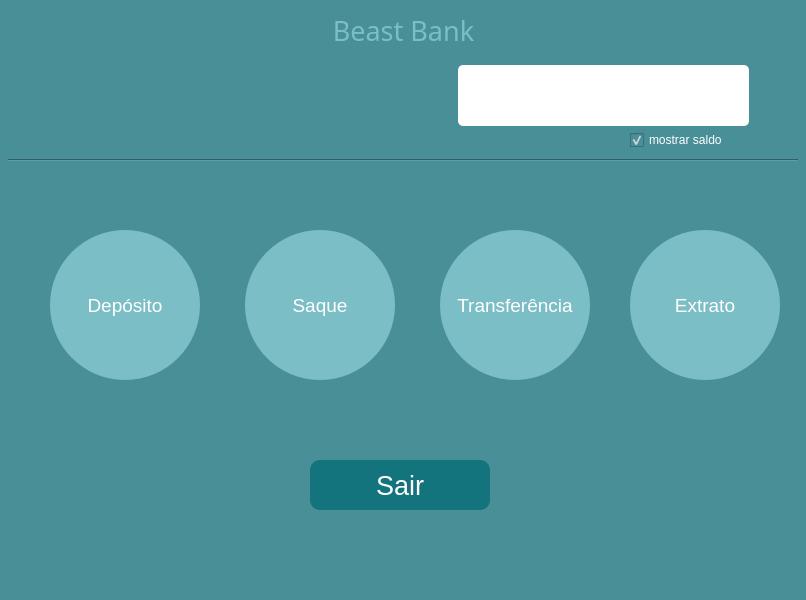
The window that banco/ui/4_account_painel.ui (JoaoVitorMoreiraPassos/Banco_POO2) describes before a commit, drawn with Qt 5.
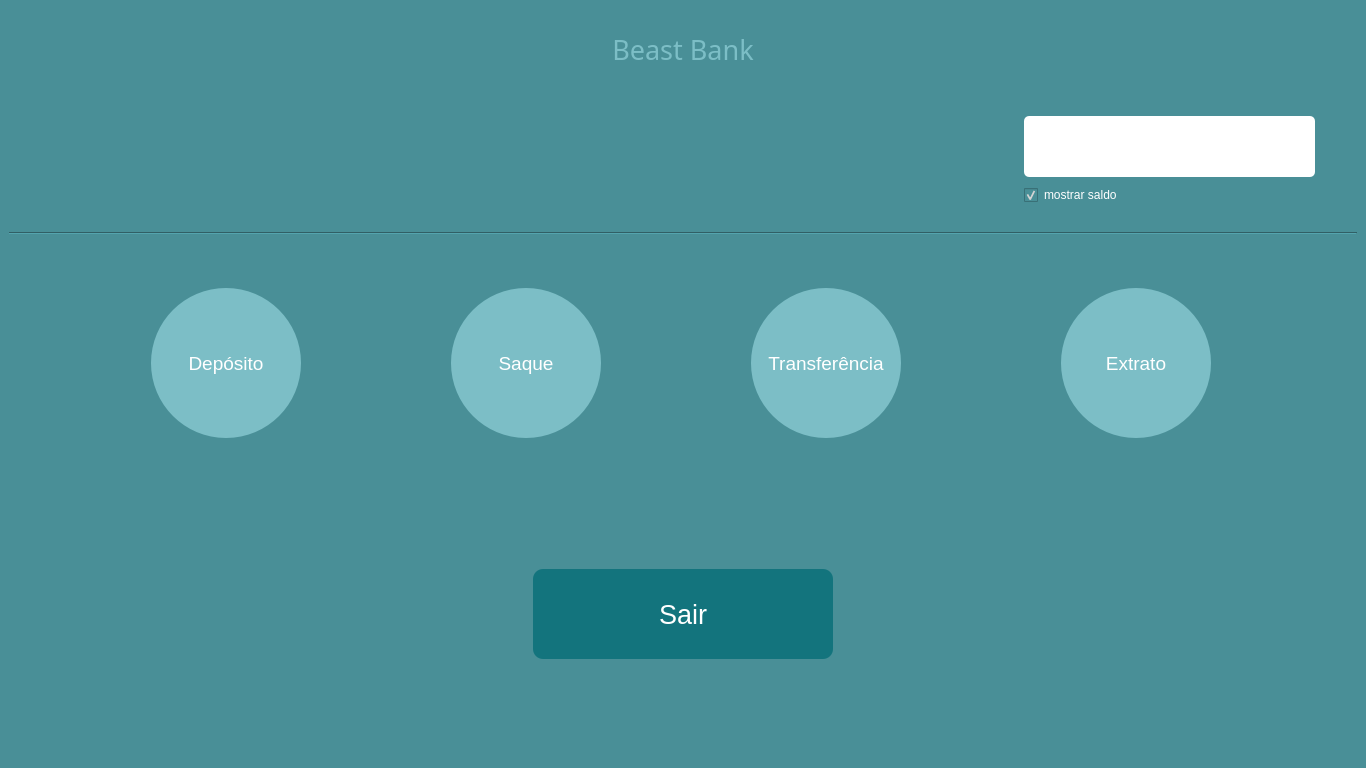
The same window after the commit. Icons and pictures are not drawn.

Commit message: Implementação do grid layout e pequenas modificações nas telas

The edit to the form file:
```diff
--- a/banco/ui/4_account_painel.ui
+++ b/banco/ui/4_account_painel.ui
@@ -6,8 +6,8 @@
    <rect>
     <x>0</x>
     <y>0</y>
-    <width>806</width>
-    <height>600</height>
+    <width>1366</width>
+    <height>768</height>
    </rect>
   </property>
   <property name="contextMenuPolicy">
@@ -25,171 +25,137 @@
    <enum>QTabWidget::Rounded</enum>
   </property>
   <widget class="QWidget" name="centralwidget">
-   <widget class="QPushButton" name="deposito_back">
-    <property name="geometry">
-     <rect>
-      <x>50</x>
-      <y>230</y>
-      <width>150</width>
-      <height>150</height>
-     </rect>
-    </property>
-    <property name="font">
-     <font>
-      <family>Ubuntu</family>
-      <pointsize>14</pointsize>
-     </font>
-    </property>
-    <property name="cursor">
-     <cursorShape>PointingHandCursor</cursorShape>
-    </property>
+   <layout class="QGridLayout" name="gridLayout_2">
+    <item row="1" column="0">
+     <widget class="QFrame" name="frame">
+      <property name="maximumSize">
+       <size>
+        <width>16777215</width>
+        <height>131</height>
+       </size>
+      </property>
     <property name="styleSheet">
-     <string notr="true">QPushButton {
-
-	background-color: #7cbec6;
-	color: #fff;
-	border-radius: 75px;
-}
-
-QPushButton:hover{
-	background-color: rgb(140, 214, 223);
-	border: 10px groove rgb(140, 214, 223);
-}</string>
-    </property>
-    <property name="text">
-     <string/>
-    </property>
-    <property name="icon">
-     <iconset theme="icones/to_left.png">
-      <normaloff>../../../../../../.designer/backup</normaloff>../../../../../../.designer/backup</iconset>
-    </property>
-   </widget>
-   <widget class="QPushButton" name="extrato_back">
-    <property name="geometry">
-     <rect>
-      <x>630</x>
-      <y>230</y>
-      <width>150</width>
-      <height>150</height>
-     </rect>
-    </property>
-    <property name="font">
-     <font>
-      <family>Ubuntu</family>
-      <pointsize>14</pointsize>
-     </font>
-    </property>
-    <property name="cursor">
-     <cursorShape>PointingHandCursor</cursorShape>
-    </property>
-    <property name="styleSheet">
-     <string notr="true">QPushButton {
-
-	background-color: #7cbec6;
-	color: #fff;
-	border-radius: 75px;
-}
-
-QPushButton:hover{
-	background-color: rgb(140, 214, 223);
-	border: 10px groove rgb(140, 214, 223);
-}</string>
-    </property>
-    <property name="text">
-     <string/>
-    </property>
-   </widget>
-   <widget class="QPushButton" name="transferencia_back">
-    <property name="geometry">
-     <rect>
-      <x>440</x>
-      <y>230</y>
-      <width>150</width>
-      <height>150</height>
-     </rect>
-    </property>
+       <string notr="true">border-bottom: 1px;
+border-top: 0px;
+border-left: 0px;
+border-right: 0px</string>
+      </property>
+      <property name="frameShape">
+       <enum>QFrame::StyledPanel</enum>
+      </property>
+      <property name="frameShadow">
+       <enum>QFrame::Raised</enum>
+      </property>
+      <layout class="QGridLayout" name="gridLayout">
+       <item row="0" column="0">
+        <widget class="QWidget" name="widget" native="true">
+         <property name="minimumSize">
+          <size>
+           <width>300</width>
+           <height>111</height>
+          </size>
+         </property>
+         <property name="maximumSize">
+          <size>
+           <width>300</width>
+           <height>16777215</height>
+          </size>
+         </property>
+         <layout class="QGridLayout" name="gridLayout_3">
+          <item row="0" column="0">
+           <widget class="QLabel" name="tipo">
+            <property name="minimumSize">
+             <size>
+              <width>181</width>
+              <height>31</height>
+             </size>
+            </property>
+            <property name="maximumSize">
+             <size>
+              <width>181</width>
+              <height>31</height>
+             </size>
+            </property>
     <property name="font">
      <font>
-      <family>Ubuntu</family>
-      <pointsize>14</pointsize>
-     </font>
-    </property>
-    <property name="cursor">
-     <cursorShape>PointingHandCursor</cursorShape>
-    </property>
+              <pointsize>17</pointsize>
+             </font>
+            </property>
     <property name="styleSheet">
-     <string notr="true">QPushButton {
-
-	background-color: #7cbec6;
-	color: #fff;
-	border-radius: 75px;
-}
-
-QPushButton:hover{
-	background-color: rgb(140, 214, 223);
-	border: 10px groove rgb(140, 214, 223);
-}</string>
+             <string notr="true">color: #fff;</string>
     </property>
     <property name="text">
      <string/>
     </property>
-   </widget>
-   <widget class="QPushButton" name="saque_back">
-    <property name="geometry">
-     <rect>
-      <x>245</x>
-      <y>230</y>
-      <width>150</width>
-      <height>150</height>
-     </rect>
-    </property>
+            <property name="alignment">
+             <set>Qt::AlignCenter</set>
+            </property>
+           </widget>
+          </item>
+          <item row="1" column="0">
+           <widget class="QLabel" name="numero">
+            <property name="minimumSize">
+             <size>
+              <width>181</width>
+              <height>31</height>
+             </size>
+            </property>
+            <property name="maximumSize">
+             <size>
+              <width>181</width>
+              <height>31</height>
+             </size>
+            </property>
     <property name="font">
      <font>
-      <family>Ubuntu</family>
       <pointsize>14</pointsize>
      </font>
     </property>
-    <property name="cursor">
-     <cursorShape>PointingHandCursor</cursorShape>
+            <property name="layoutDirection">
+             <enum>Qt::RightToLeft</enum>
     </property>
     <property name="styleSheet">
-     <string notr="true">QPushButton {
-
-	background-color: #7cbec6;
-	color: #fff;
-	border-radius: 75px;
-}
-
-QPushButton:hover{
-	background-color: rgb(140, 214, 223);
-	border: 10px groove rgb(140, 214, 223);
-}</string>
+             <string notr="true">color: #fff;</string>
     </property>
     <property name="text">
      <string/>
     </property>
-   </widget>
-   <widget class="QLabel" name="label">
-    <property name="geometry">
-     <rect>
-      <x>550</x>
-      <y>0</y>
-      <width>72</width>
-      <height>19</height>
-     </rect>
-    </property>
-    <property name="text">
-     <string/>
-    </property>
-   </widget>
+            <property name="alignment">
+             <set>Qt::AlignCenter</set>
+            </property>
+           </widget>
+          </item>
+         </layout>
+        </widget>
+       </item>
+       <item row="0" column="2">
+        <widget class="QWidget" name="widget_2" native="true">
+         <property name="minimumSize">
+          <size>
+           <width>356</width>
+           <height>111</height>
+          </size>
+         </property>
+         <property name="maximumSize">
+          <size>
+           <width>356</width>
+           <height>111</height>
+          </size>
+         </property>
+         <layout class="QGridLayout" name="gridLayout_4">
+          <item row="0" column="0">
    <widget class="QLineEdit" name="saldo">
-    <property name="geometry">
-     <rect>
-      <x>458</x>
-      <y>65</y>
+            <property name="minimumSize">
+             <size>
       <width>291</width>
       <height>61</height>
-     </rect>
+             </size>
+            </property>
+            <property name="maximumSize">
+             <size>
+              <width>291</width>
+              <height>61</height>
+             </size>
     </property>
     <property name="styleSheet">
      <string notr="true">background-color: #fff;
@@ -210,14 +176,84 @@
      <bool>true</bool>
     </property>
    </widget>
+          </item>
+          <item row="1" column="0">
+           <widget class="QCheckBox" name="checkBox">
+            <property name="minimumSize">
+             <size>
+              <width>121</width>
+              <height>20</height>
+             </size>
+            </property>
+            <property name="maximumSize">
+             <size>
+              <width>121</width>
+              <height>20</height>
+             </size>
+            </property>
+            <property name="cursor">
+             <cursorShape>PointingHandCursor</cursorShape>
+            </property>
+            <property name="styleSheet">
+             <string notr="true">background-color: #498f97;
+color: white;</string>
+            </property>
+            <property name="text">
+             <string>mostrar saldo</string>
+            </property>
+            <property name="checked">
+             <bool>true</bool>
+            </property>
+            <property name="tristate">
+             <bool>false</bool>
+            </property>
+           </widget>
+          </item>
+         </layout>
+        </widget>
+       </item>
+       <item row="0" column="1">
+        <widget class="QFrame" name="frame_4">
+         <property name="styleSheet">
+          <string notr="true">border: 0px
+</string>
+         </property>
+         <property name="frameShape">
+          <enum>QFrame::StyledPanel</enum>
+         </property>
+         <property name="frameShadow">
+          <enum>QFrame::Raised</enum>
+         </property>
+        </widget>
+       </item>
+      </layout>
+     </widget>
+    </item>
+    <item row="4" column="0">
+     <widget class="QFrame" name="frame_2">
+      <property name="styleSheet">
+       <string notr="true">border: 0px</string>
+      </property>
+      <property name="frameShape">
+       <enum>QFrame::StyledPanel</enum>
+      </property>
+      <property name="frameShadow">
+       <enum>QFrame::Raised</enum>
+      </property>
+      <layout class="QGridLayout" name="gridLayout_6">
+       <item row="0" column="0">
    <widget class="QPushButton" name="btn_sair">
-    <property name="geometry">
-     <rect>
-      <x>310</x>
-      <y>460</y>
-      <width>180</width>
-      <height>50</height>
-     </rect>
+         <property name="minimumSize">
+          <size>
+           <width>171</width>
+           <height>0</height>
+          </size>
+         </property>
+         <property name="maximumSize">
+          <size>
+           <width>300</width>
+           <height>90</height>
+          </size>
     </property>
     <property name="font">
      <font>
@@ -246,126 +282,41 @@
      <string>Sair</string>
     </property>
    </widget>
-   <widget class="Line" name="line">
-    <property name="geometry">
-     <rect>
-      <x>8</x>
-      <y>150</y>
-      <width>790</width>
-      <height>20</height>
-     </rect>
-    </property>
-    <property name="orientation">
-     <enum>Qt::Horizontal</enum>
-    </property>
-   </widget>
-   <widget class="QCheckBox" name="checkBox">
-    <property name="geometry">
-     <rect>
-      <x>630</x>
-      <y>130</y>
-      <width>121</width>
-      <height>20</height>
-     </rect>
-    </property>
-    <property name="cursor">
-     <cursorShape>PointingHandCursor</cursorShape>
-    </property>
+       </item>
+      </layout>
+     </widget>
+    </item>
+    <item row="3" column="0">
+     <widget class="QFrame" name="frame_option">
     <property name="styleSheet">
-     <string notr="true">background-color: #498f97;
-color: white;</string>
-    </property>
-    <property name="text">
-     <string>mostrar saldo</string>
-    </property>
-    <property name="checked">
-     <bool>true</bool>
-    </property>
-    <property name="tristate">
-     <bool>false</bool>
-    </property>
-   </widget>
-   <widget class="QLabel" name="tipo">
-    <property name="geometry">
-     <rect>
-      <x>58</x>
-      <y>55</y>
-      <width>181</width>
-      <height>31</height>
-     </rect>
-    </property>
-    <property name="font">
-     <font>
-      <pointsize>17</pointsize>
-     </font>
-    </property>
-    <property name="styleSheet">
-     <string notr="true">color: #fff;</string>
-    </property>
-    <property name="text">
-     <string/>
-    </property>
-    <property name="alignment">
-     <set>Qt::AlignCenter</set>
-    </property>
-   </widget>
-   <widget class="QLabel" name="numero">
-    <property name="geometry">
-     <rect>
-      <x>58</x>
-      <y>95</y>
-      <width>181</width>
-      <height>31</height>
-     </rect>
-    </property>
-    <property name="font">
-     <font>
-      <pointsize>14</pointsize>
-     </font>
-    </property>
-    <property name="layoutDirection">
-     <enum>Qt::RightToLeft</enum>
-    </property>
-    <property name="styleSheet">
-     <string notr="true">color: #fff;</string>
-    </property>
-    <property name="text">
-     <string/>
-    </property>
-    <property name="alignment">
-     <set>Qt::AlignCenter</set>
-    </property>
-   </widget>
-   <widget class="QLabel" name="label_2">
-    <property name="geometry">
-     <rect>
-      <x>333</x>
-      <y>15</y>
-      <width>141</width>
-      <height>31</height>
-     </rect>
-    </property>
-    <property name="font">
-     <font>
-      <family>Sawasdee</family>
-      <pointsize>20</pointsize>
-     </font>
-    </property>
-    <property name="styleSheet">
-     <string notr="true">color: #7cbec6;</string>
-    </property>
-    <property name="text">
-     <string>Beast Bank</string>
-    </property>
-    <property name="alignment">
-     <set>Qt::AlignCenter</set>
-    </property>
-   </widget>
+       <string notr="true">border: 0px</string>
+      </property>
+      <property name="frameShape">
+       <enum>QFrame::StyledPanel</enum>
+      </property>
+      <property name="frameShadow">
+       <enum>QFrame::Raised</enum>
+      </property>
+      <layout class="QGridLayout" name="gridLayout_5">
+       <item row="0" column="2">
+        <widget class="QWidget" name="widget_transf" native="true">
+         <property name="minimumSize">
+          <size>
+           <width>171</width>
+           <height>171</height>
+          </size>
+         </property>
+         <property name="maximumSize">
+          <size>
+           <width>171</width>
+           <height>171</height>
+          </size>
+         </property>
    <widget class="QLabel" name="img_transf">
     <property name="geometry">
      <rect>
-      <x>490</x>
-      <y>320</y>
+            <x>60</x>
+            <y>100</y>
       <width>50</width>
       <height>50</height>
      </rect>
@@ -376,13 +327,157 @@
     </property>
     <property name="text">
      <string/>
+          </property>
+         </widget>
+         <widget class="QPushButton" name="transferencia">
+          <property name="geometry">
+           <rect>
+            <x>10</x>
+            <y>10</y>
+            <width>150</width>
+            <height>150</height>
+           </rect>
+          </property>
+          <property name="font">
+           <font>
+            <family>Ubuntu</family>
+            <pointsize>14</pointsize>
+           </font>
+          </property>
+          <property name="cursor">
+           <cursorShape>PointingHandCursor</cursorShape>
+          </property>
+          <property name="styleSheet">
+           <string notr="true">QPushButton {
+	color: #fff;
+	background-color: rgba(200, 200, 200, 0);
+
+	border-radius: 75px;
+}
+
+QPushButton:hover{
+border: 10px groove rgb(140, 214, 223);
+}</string>
+          </property>
+          <property name="text">
+           <string>Transferência</string>
+          </property>
+         </widget>
+         <widget class="QPushButton" name="transferencia_back">
+          <property name="geometry">
+           <rect>
+            <x>10</x>
+            <y>10</y>
+            <width>150</width>
+            <height>150</height>
+           </rect>
+          </property>
+          <property name="font">
+           <font>
+            <family>Ubuntu</family>
+            <pointsize>14</pointsize>
+           </font>
+          </property>
+          <property name="cursor">
+           <cursorShape>PointingHandCursor</cursorShape>
+          </property>
+          <property name="styleSheet">
+           <string notr="true">QPushButton {
+
+	background-color: #7cbec6;
+	color: #fff;
+	border-radius: 75px;
+}
+
+QPushButton:hover{
+	background-color: rgb(140, 214, 223);
+	border: 10px groove rgb(140, 214, 223);
+}</string>
+          </property>
+          <property name="text">
+           <string/>
+          </property>
+         </widget>
+         <zorder>transferencia_back</zorder>
+         <zorder>img_transf</zorder>
+         <zorder>transferencia</zorder>
+        </widget>
+       </item>
+       <item row="0" column="0">
+        <widget class="QWidget" name="widget_dep" native="true">
+         <property name="minimumSize">
+          <size>
+           <width>171</width>
+           <height>171</height>
+          </size>
+         </property>
+         <property name="maximumSize">
+          <size>
+           <width>171</width>
+           <height>171</height>
+          </size>
+         </property>
+         <widget class="QLabel" name="img_dep">
+          <property name="geometry">
+           <rect>
+            <x>60</x>
+            <y>100</y>
+            <width>50</width>
+            <height>50</height>
+           </rect>
+          </property>
+          <property name="styleSheet">
+           <string notr="true">border-radius:20px;
+background-color: rgba(191, 64, 64, 0)</string>
+          </property>
+          <property name="text">
+           <string/>
+          </property>
+         </widget>
+         <widget class="QPushButton" name="deposito_back">
+          <property name="geometry">
+           <rect>
+            <x>10</x>
+            <y>10</y>
+            <width>150</width>
+            <height>150</height>
+           </rect>
+          </property>
+          <property name="font">
+           <font>
+            <family>Ubuntu</family>
+            <pointsize>14</pointsize>
+           </font>
+          </property>
+          <property name="cursor">
+           <cursorShape>PointingHandCursor</cursorShape>
+          </property>
+          <property name="styleSheet">
+           <string notr="true">QPushButton {
+
+	background-color: #7cbec6;
+	color: #fff;
+	border-radius: 75px;
+}
+
+QPushButton:hover{
+	background-color: rgb(140, 214, 223);
+	border: 10px groove rgb(140, 214, 223);
+}</string>
+          </property>
+          <property name="text">
+           <string/>
+          </property>
+          <property name="icon">
+           <iconset theme="icones/to_left.png">
+            <normaloff>../../../../../../.designer/backup</normaloff>../../../../../../.designer/backup</iconset>
     </property>
    </widget>
    <widget class="QPushButton" name="deposito">
     <property name="geometry">
      <rect>
-      <x>50</x>
-      <y>230</y>
+            <x>10</x>
+            <y>10</y>
       <width>150</width>
       <height>150</height>
      </rect>
@@ -412,32 +507,46 @@
      <string>Depósito</string>
     </property>
    </widget>
-   <widget class="QLabel" name="img_extrato">
-    <property name="geometry">
-     <rect>
-      <x>680</x>
-      <y>320</y>
-      <width>50</width>
-      <height>50</height>
-     </rect>
-    </property>
-    <property name="styleSheet">
-     <string notr="true">background-color: rgba(191, 64, 64, 0);
-border-radius:20px</string>
-    </property>
-    <property name="text">
-     <string/>
-    </property>
-   </widget>
+         <zorder>deposito_back</zorder>
+         <zorder>img_dep</zorder>
+         <zorder>deposito</zorder>
+        </widget>
+       </item>
+       <item row="0" column="1">
+        <widget class="QWidget" name="widget_saque" native="true">
+         <property name="minimumSize">
+          <size>
+           <width>171</width>
+           <height>171</height>
+          </size>
+         </property>
+         <property name="maximumSize">
+          <size>
+           <width>171</width>
+           <height>171</height>
+          </size>
+         </property>
    <widget class="QLabel" name="img_saque">
     <property name="geometry">
      <rect>
-      <x>295</x>
-      <y>320</y>
+            <x>60</x>
+            <y>100</y>
       <width>50</width>
       <height>50</height>
      </rect>
     </property>
+          <property name="minimumSize">
+           <size>
+            <width>50</width>
+            <height>50</height>
+           </size>
+          </property>
+          <property name="maximumSize">
+           <size>
+            <width>50</width>
+            <height>50</height>
+           </size>
+          </property>
     <property name="styleSheet">
      <string notr="true">border-radius:20px;
 background-color: rgba(191, 64, 64, 0)</string>
@@ -446,18 +555,48 @@
      <string/>
     </property>
    </widget>
-   <widget class="QLabel" name="img_dep">
+         <widget class="QPushButton" name="saque_back">
     <property name="geometry">
      <rect>
-      <x>100</x>
-      <y>320</y>
-      <width>50</width>
-      <height>50</height>
-     </rect>
-    </property>
+            <x>10</x>
+            <y>10</y>
+            <width>150</width>
+            <height>150</height>
+           </rect>
+          </property>
+          <property name="minimumSize">
+           <size>
+            <width>150</width>
+            <height>150</height>
+           </size>
+          </property>
+          <property name="maximumSize">
+           <size>
+            <width>150</width>
+            <height>150</height>
+           </size>
+          </property>
+          <property name="font">
+           <font>
+            <family>Ubuntu</family>
+            <pointsize>14</pointsize>
+           </font>
+          </property>
+          <property name="cursor">
+           <cursorShape>PointingHandCursor</cursorShape>
+          </property>
     <property name="styleSheet">
-     <string notr="true">border-radius:20px;
-background-color: rgba(191, 64, 64, 0)</string>
+           <string notr="true">QPushButton {
+
+	background-color: #7cbec6;
+	color: #fff;
+	border-radius: 75px;
+}
+
+QPushButton:hover{
+	background-color: rgb(140, 214, 223);
+	border: 10px groove rgb(140, 214, 223);
+}</string>
     </property>
     <property name="text">
      <string/>
@@ -466,12 +605,24 @@
    <widget class="QPushButton" name="saque">
     <property name="geometry">
      <rect>
-      <x>245</x>
-      <y>230</y>
+            <x>10</x>
+            <y>10</y>
       <width>150</width>
       <height>150</height>
      </rect>
     </property>
+          <property name="minimumSize">
+           <size>
+            <width>150</width>
+            <height>150</height>
+           </size>
+          </property>
+          <property name="maximumSize">
+           <size>
+            <width>150</width>
+            <height>150</height>
+           </size>
+          </property>
     <property name="font">
      <font>
       <family>Ubuntu</family>
@@ -497,11 +648,47 @@
      <string>Saque</string>
     </property>
    </widget>
-   <widget class="QPushButton" name="transferencia">
+         <zorder>saque_back</zorder>
+         <zorder>img_saque</zorder>
+         <zorder>saque</zorder>
+        </widget>
+       </item>
+       <item row="0" column="3">
+        <widget class="QWidget" name="widget_extrato" native="true">
+         <property name="minimumSize">
+          <size>
+           <width>181</width>
+           <height>171</height>
+          </size>
+         </property>
+         <property name="maximumSize">
+          <size>
+           <width>181</width>
+           <height>171</height>
+          </size>
+         </property>
+         <widget class="QLabel" name="img_extrato">
     <property name="geometry">
      <rect>
-      <x>440</x>
-      <y>230</y>
+            <x>70</x>
+            <y>100</y>
+            <width>50</width>
+            <height>50</height>
+           </rect>
+          </property>
+          <property name="styleSheet">
+           <string notr="true">background-color: rgba(191, 64, 64, 0);
+border-radius:20px</string>
+          </property>
+          <property name="text">
+           <string/>
+          </property>
+         </widget>
+         <widget class="QPushButton" name="extrato_back">
+          <property name="geometry">
+           <rect>
+            <x>20</x>
+            <y>10</y>
       <width>150</width>
       <height>150</height>
      </rect>
@@ -517,25 +704,26 @@
     </property>
     <property name="styleSheet">
      <string notr="true">QPushButton {
+
+	background-color: #7cbec6;
 	color: #fff;
-	background-color: rgba(200, 200, 200, 0);
-
 	border-radius: 75px;
 }
 
 QPushButton:hover{
-border: 10px groove rgb(140, 214, 223);
+	background-color: rgb(140, 214, 223);
+	border: 10px groove rgb(140, 214, 223);
 }</string>
     </property>
     <property name="text">
-     <string>Transferência</string>
+           <string/>
     </property>
    </widget>
    <widget class="QPushButton" name="extrato">
     <property name="geometry">
      <rect>
-      <x>630</x>
-      <y>230</y>
+            <x>20</x>
+            <y>10</y>
       <width>150</width>
       <height>150</height>
      </rect>
@@ -585,6 +773,60 @@
    <zorder>deposito</zorder>
    <zorder>saque</zorder>
    <zorder>extrato</zorder>
+        </widget>
+       </item>
+      </layout>
+     </widget>
+    </item>
+    <item row="0" column="0">
+     <widget class="QFrame" name="frame_3">
+      <property name="maximumSize">
+       <size>
+        <width>16777215</width>
+        <height>80</height>
+       </size>
+      </property>
+      <property name="styleSheet">
+       <string notr="true">border: 0px
+</string>
+      </property>
+      <property name="frameShape">
+       <enum>QFrame::StyledPanel</enum>
+      </property>
+      <property name="frameShadow">
+       <enum>QFrame::Raised</enum>
+      </property>
+      <layout class="QGridLayout" name="gridLayout_7">
+       <item row="0" column="0">
+        <widget class="QLabel" name="label_2">
+         <property name="font">
+          <font>
+           <family>Sawasdee</family>
+           <pointsize>20</pointsize>
+          </font>
+         </property>
+         <property name="styleSheet">
+          <string notr="true">color: #7cbec6;</string>
+         </property>
+         <property name="text">
+          <string>Beast Bank</string>
+         </property>
+         <property name="alignment">
+          <set>Qt::AlignCenter</set>
+         </property>
+        </widget>
+       </item>
+      </layout>
+     </widget>
+    </item>
+    <item row="2" column="0">
+     <widget class="Line" name="line">
+      <property name="orientation">
+       <enum>Qt::Horizontal</enum>
+      </property>
+     </widget>
+    </item>
+   </layout>
   </widget>
   <widget class="QStatusBar" name="statusbar"/>
  </widget>
```
Left out of the diff: 17 changed lines with no effect on the pictures. Lines whose indentation alone changed are shown as unchanged. The commit also changes 24 other files.
